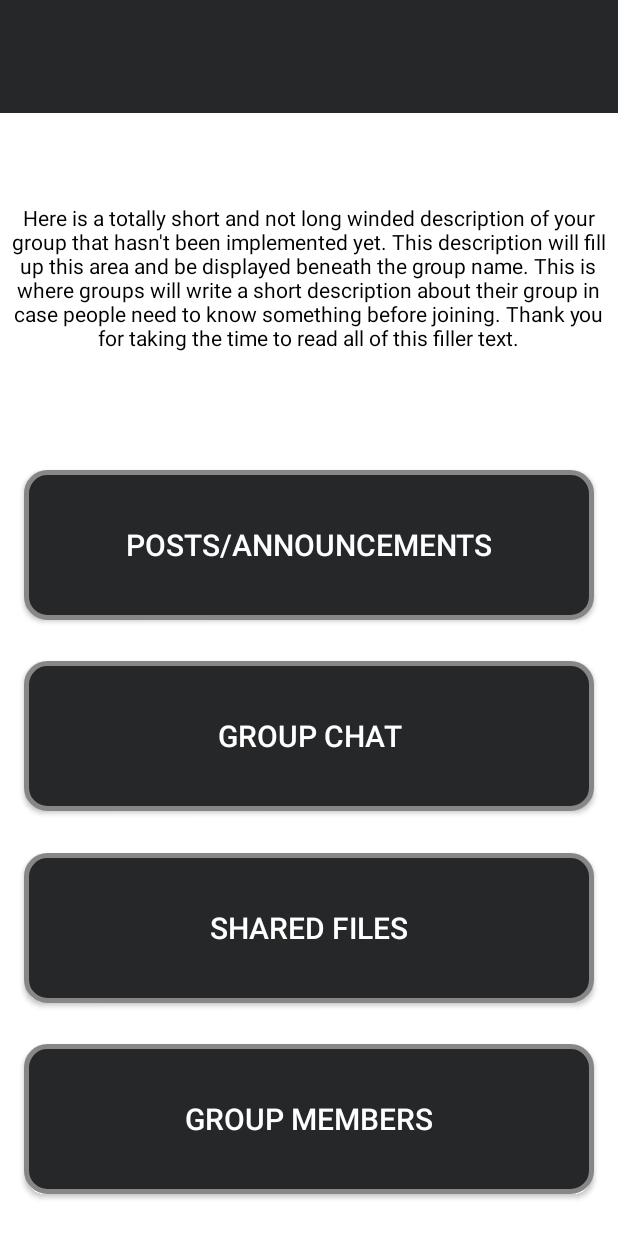
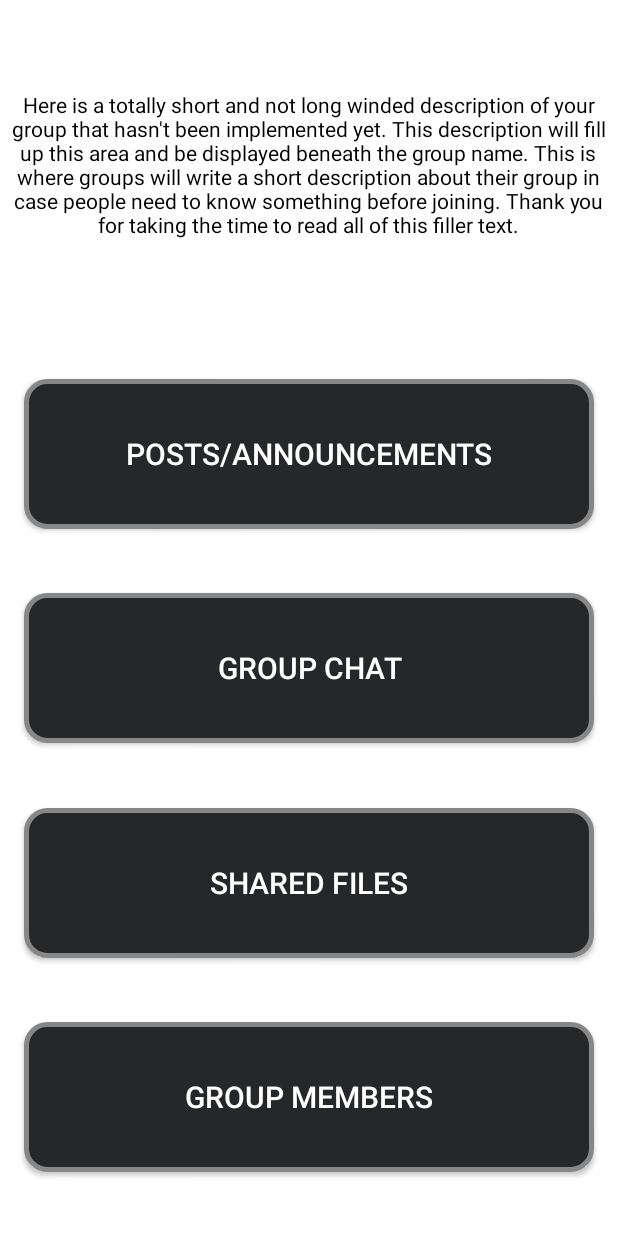
Before and after one commit to Infus3d/StudyBuddies, an Android app: the layout activity_group_page.xml on its own in the app's theme, with its tools: preview values and no code run, on a phone screen of 412 x 824 dp. Run offline under Robolectric (Android 15) with nearby library versions, the light colour scheme and no system bars; network calls fail.

Commit message:
added the menu page to dashboard and group pages. added the capability to navigate to the dashboard from the menu

```diff
--- a/Frontend/StudyBuddies/app/src/main/res/layout/activity_group_page.xml
+++ b/Frontend/StudyBuddies/app/src/main/res/layout/activity_group_page.xml
@@ -9,30 +9,6 @@
     >
 
     <RelativeLayout
-        android:id="@+id/header"
-        android:layout_width="match_parent"
-        android:layout_height="wrap_content"
-        app:layout_constraintTop_toTopOf="parent"
-        app:layout_constraintRight_toRightOf="parent"
-        app:layout_constraintLeft_toLeftOf="parent"
-        app:layout_constraintHeight="75dp"
-        android:background="@color/darkButton">
-
-        <TextView
-            android:id="@+id/header_text"
-            android:layout_width="wrap_content"
-            android:layout_height="wrap_content"
-            android:layout_centerInParent="true"
-            android:layout_centerVertical="true"
-            android:textColor="@color/white"
-            android:textSize="30dp"
-            app:layout_constraintLeft_toRightOf="parent"
-            app:layout_constraintRight_toLeftOf="parent"
-            app:layout_constraintTop_toTopOf="parent" />
-
-    </RelativeLayout>
-
-    <RelativeLayout
         android:id="@+id/welcome_container"
         android:layout_width="400dp"
         android:layout_height="200dp"
@@ -42,7 +18,7 @@
         app:layout_constraintHorizontal_bias="0.454"
         app:layout_constraintLeft_toLeftOf="parent"
         app:layout_constraintRight_toRightOf="parent"
-        app:layout_constraintTop_toBottomOf="@id/header"
+        app:layout_constraintTop_toTopOf="parent"
         app:layout_constraintVertical_bias="0.0">
 
         <TextView
```
Also changed, not shown: Frontend/StudyBuddies/app/src/main/java/com/example/studybuddies/Dashboard.java (+8 -71 lines), Frontend/StudyBuddies/app/src/main/java/com/example/studybuddies/DrawerBaseActivity.java (+18 -0 lines), Frontend/StudyBuddies/app/src/main/java/com/example/studybuddies/GroupPage.java (+9 -5 lines), Frontend/StudyBuddies/app/src/main/res/layout/activity_dashboard.xml (+5 -61 lines).
